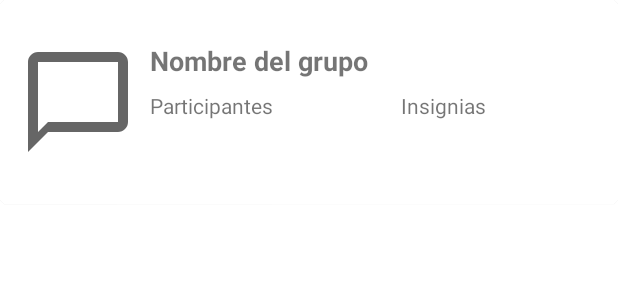
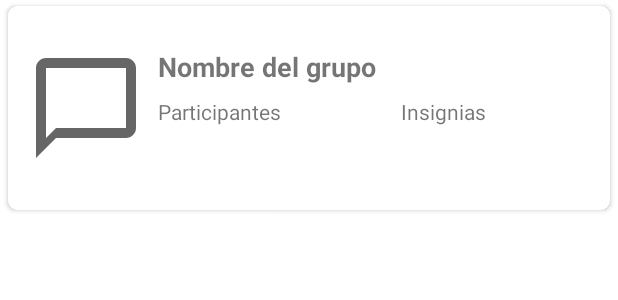
Before and after one commit to marmatsan/CoordinApp, an Android app: the layout item_cardview.xml on its own in the app's theme, with its tools: preview values and no code run, on a phone screen of 412 x 824 dp. Shown: the top 300 px of the screen. Run offline under Robolectric (Android 15) with nearby library versions, the light colour scheme and no system bars.

```diff
--- a/app/src/main/java/com/elcazadordebaterias/coordinapp/MainActivity.java
+++ b/app/src/main/java/com/elcazadordebaterias/coordinapp/MainActivity.java
@@ -8,6 +8,8 @@ import android.os.Bundle;
 import android.view.MenuItem;
 
 import com.google.android.material.bottomnavigation.BottomNavigationView;
+
+import java.util.ArrayList;
 
 public class MainActivity extends AppCompatActivity {
 
--- a/app/src/main/res/layout/item_cardview.xml
+++ b/app/src/main/res/layout/item_cardview.xml
@@ -4,14 +4,18 @@
     android:layout_width="match_parent"
     android:layout_height="wrap_content"
     xmlns:app="http://schemas.android.com/apk/res-auto"
-    app:cardCornerRadius="5dp"
+    app:cardCornerRadius="6dp"
+    android:layout_marginTop="4dp"
+    android:layout_marginBottom="4dp"
+    android:layout_marginStart="5dp"
+    android:layout_marginEnd="5dp"
+
     >
 
     <androidx.constraintlayout.widget.ConstraintLayout
         android:layout_width="match_parent"
         android:layout_height="match_parent"
-        android:layout_margin="4dp"
-        >
+        android:layout_margin="4dp">
 
         <ImageView
             android:id="@+id/item_cardview_image"
@@ -24,8 +28,7 @@
             android:src="@drawable/ic_baseline_chat_bubble_outline_24"
             app:layout_constraintBottom_toBottomOf="parent"
             app:layout_constraintStart_toStartOf="parent"
-            app:layout_constraintTop_toTopOf="parent"
-            />
+            app:layout_constraintTop_toTopOf="parent" />
 
         <TextView
             android:id="@+id/item_cardview_textview_groupname"
@@ -39,8 +42,7 @@
             android:textStyle="bold"
             app:layout_constraintEnd_toEndOf="parent"
             app:layout_constraintStart_toEndOf="@+id/item_cardview_image"
-            app:layout_constraintTop_toTopOf="parent"
-            />
+            app:layout_constraintTop_toTopOf="parent" />
 
         <TextView
             android:id="@+id/item_cardview_textview_participants"
@@ -51,8 +53,7 @@
             android:text="@string/participants"
             android:textSize="14sp"
             app:layout_constraintStart_toEndOf="@+id/item_cardview_image"
-            app:layout_constraintTop_toBottomOf="@+id/item_cardview_textview_groupname"
-            />
+            app:layout_constraintTop_toBottomOf="@+id/item_cardview_textview_groupname" />
 
         <TextView
             android:id="@+id/item_cardview_textview_badges"
@@ -63,8 +64,7 @@
             android:textSize="14sp"
             app:layout_constraintEnd_toEndOf="parent"
             app:layout_constraintStart_toEndOf="@+id/item_cardview_textview_participants"
-            app:layout_constraintTop_toBottomOf="@+id/item_cardview_textview_groupname"
-            />
+            app:layout_constraintTop_toBottomOf="@+id/item_cardview_textview_groupname" />
 
         <ExpandableListView
             android:id="@+id/item_cardview_expandablelistview"
```
Also changed, not shown: app/src/main/java/com/elcazadordebaterias/coordinapp/CardviewAdapter.java (added, +47 -0 lines), app/src/main/java/com/elcazadordebaterias/coordinapp/CardviewItem.java (+1 -7 lines), app/src/main/java/com/elcazadordebaterias/coordinapp/GroupsFragment.java (+31 -5 lines).
